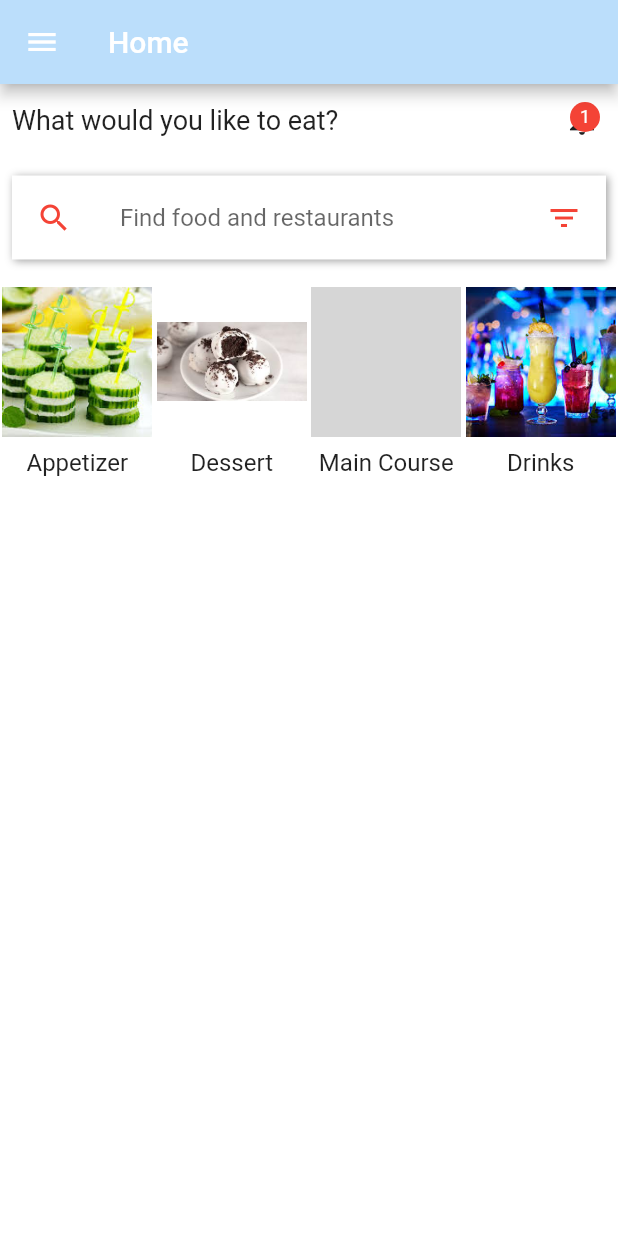
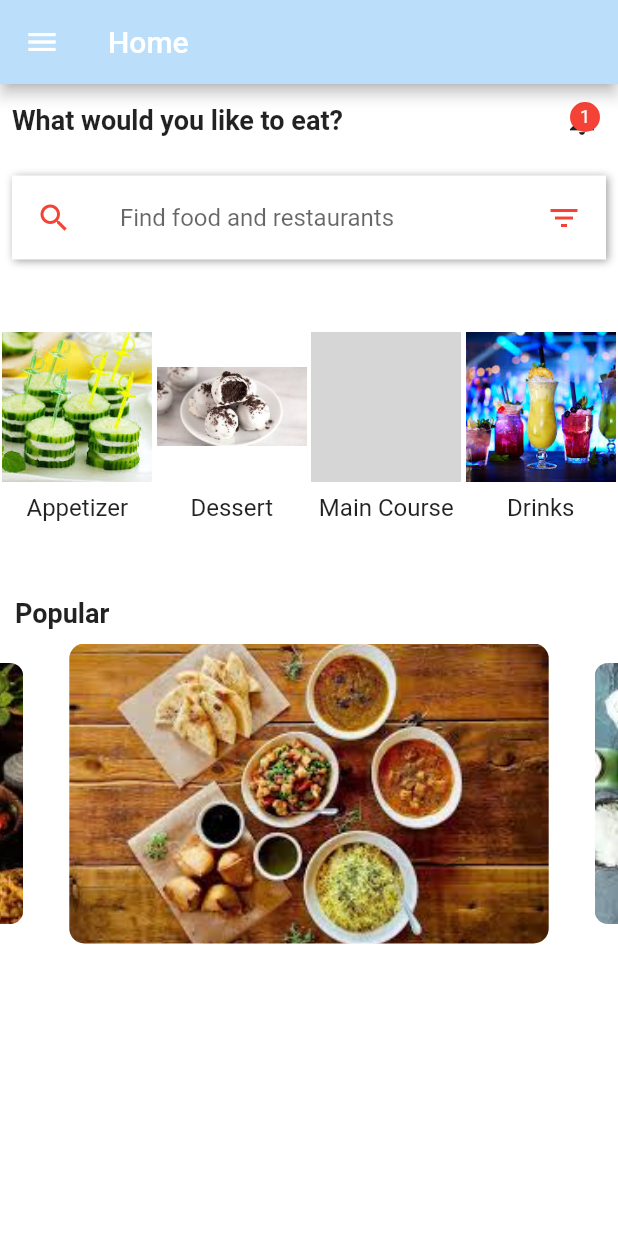
Before and after one commit to ralf-vb/restoapp, a Flutter app: the home screen opened directly, on a phone screen of 412 x 824 dp. Run offline on Flutter 3.47's test engine with Material 2 defaults, Android fonts, the phone set to English and light mode, and no system bars; drawn by our look-alikes of carousel_slider; grey boxes are pictures that could not be loaded.

Commit message:
screens added

```diff
--- a/lib/scr/screens/home.dart
+++ b/lib/scr/screens/home.dart
@@ -1,9 +1,12 @@
 import 'package:flutter/material.dart';
+import 'package:restoapp/scr/screens/aboutus.dart';
 import 'package:restoapp/scr/screens/appetizer.dart';
+import 'package:restoapp/scr/screens/cart.dart';
 import 'package:restoapp/scr/screens/dessert.dart';
 import 'package:restoapp/scr/screens/drinks.dart';
 import 'package:restoapp/scr/screens/maincourse.dart';
 import '../screens/loginpage.dart';
+import 'package:carousel_slider/carousel_slider.dart';
 
 
 class home extends StatelessWidget {
@@ -46,15 +49,15 @@ class home extends StatelessWidget {
               ),
             ),
             ListTile(
-              title: const Text(''),
+              title: const Text('Cart'),
               onTap: () {
-                // Handle item 1 tap
+                Navigator.push(context, MaterialPageRoute(builder: (context) => cart()));
               },
             ),
             ListTile(
-              title: const Text('Settings'),
+              title: const Text('About Us'),
               onTap: () {
-                // Handle item 2 tap
+                Navigator.push(context, MaterialPageRoute(builder: (context) => aboutus()));
               },
             ),
             ListTile(
@@ -76,7 +79,10 @@ class home extends StatelessWidget {
                   padding: const EdgeInsets.all(8.0),
                   child: const Text(
                     "What would you like to eat?",
-                    style: TextStyle(fontSize: 18),
+                    style: TextStyle(
+                        fontSize: 18,
+                      fontWeight: FontWeight.bold,
+                    ),
                   ),
                 ),
                 Stack(
@@ -138,7 +144,8 @@ class home extends StatelessWidget {
                 ),
               ),
             ),
-            const SizedBox(height: 10),
+
+            const SizedBox(height: 40.0),
             Row(
               mainAxisAlignment: MainAxisAlignment.spaceEvenly,
               children: [
@@ -245,6 +252,54 @@ class home extends StatelessWidget {
               ],
             ),
 
+            const SizedBox(height: 40.0),
+            Padding(
+              padding: const EdgeInsets.all(10.0),
+              child: const Text(
+                "Popular",
+                style: TextStyle(
+                  fontSize: 18,
+                  fontWeight: FontWeight.bold,
+                ),
+              ),
+            ),
+
+            CarouselSlider(
+              options: CarouselOptions(
+                height: 200, // Adjust the desired carousel height
+                viewportFraction: 0.8, // Set the fraction of the viewport to occupy (from 0.0 to 1.0)
+                aspectRatio: 16 / 9, // Set the desired aspect ratio
+                autoPlay: true, // Enable auto play
+                autoPlayInterval: Duration(seconds: 3), // Set the auto play interval
+                autoPlayAnimationDuration: Duration(milliseconds: 800), // Set the auto play animation duration
+                autoPlayCurve: Curves.fastOutSlowIn, // Set the auto play curve
+                enlargeCenterPage: true, // Enlarge the center item
+                enableInfiniteScroll: true, // Enable infinite scroll
+              ),
+              items: [
+                // Replace the placeholder images with your own image paths
+                'assets/images/food1.jpeg',
+                'assets/images/food2.jpeg',
+                'assets/images/food3.jpeg',
+                'assets/images/food4.jpeg',
+              ].map((imagePath) {
+                return Builder(
+                  builder: (BuildContext context) {
+                    return Container(
+                      width: MediaQuery.of(context).size.width,
+                      margin: EdgeInsets.symmetric(horizontal: 5.0),
+                      decoration: BoxDecoration(
+                        borderRadius: BorderRadius.circular(10),
+                        image: DecorationImage(
+                          image: AssetImage(imagePath),
+                          fit: BoxFit.cover,
+                        ),
+                      ),
+                    );
+                  },
+                );
+              }).toList(),
+            ),
 
           ],
         ),
```
Also changed, not shown: lib/scr/screens/aboutus.dart (+10 -0 lines), lib/scr/screens/cart.dart (+10 -0 lines), lib/scr/screens/forgotpassword.dart (+30 -3 lines), pubspec.yaml (+6 -1 lines), pubspec.lock, 1 other file.
